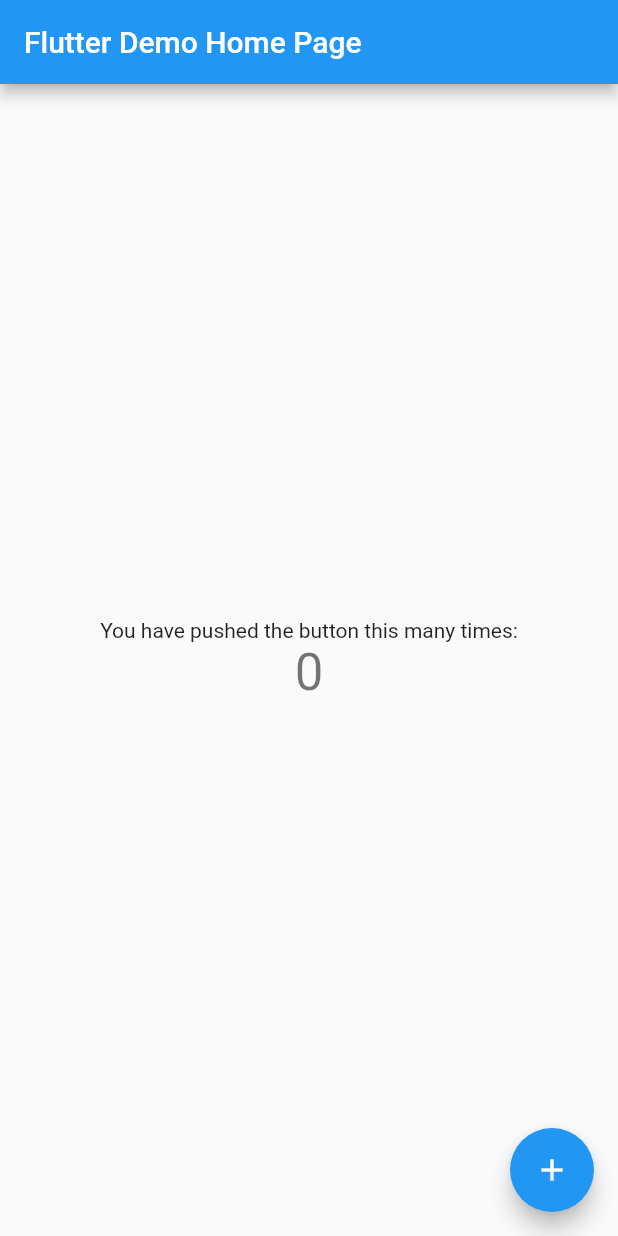
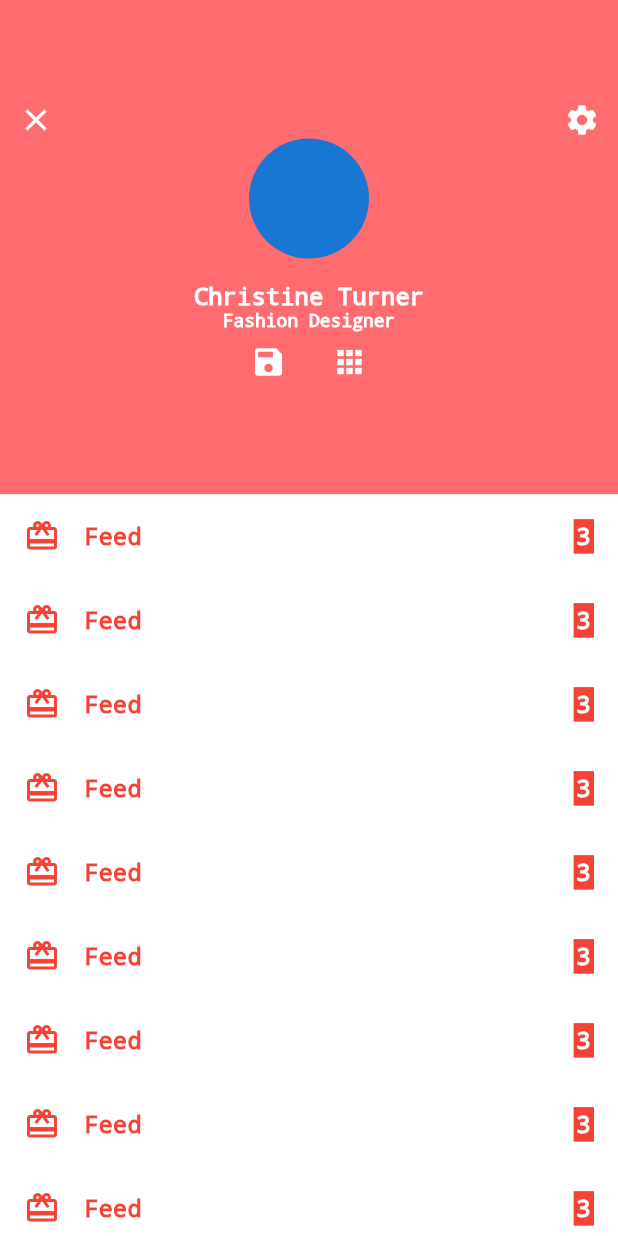
Before and after one commit to bukunmialuko/falcon102, a Flutter app: the screen it shows after launch, on a phone screen of 412 x 824 dp. Run offline on Flutter 3.47's test engine with Material 2 defaults, Android fonts, the phone set to English and light mode, and no system bars; our stand-ins replace hexcolor.

Commit message:
Working on the nav screen

```diff
--- a/lib/main.dart
+++ b/lib/main.dart
@@ -1,3 +1,5 @@
+import 'package:falcon102/screens/home_screen.dart';
+import 'package:falcon102/screens/nav_screen.dart';
 import 'package:flutter/material.dart';
 
 void main() {
@@ -12,97 +14,10 @@ class MyApp extends StatelessWidget {
       title: 'Flutter Demo',
       theme: ThemeData(
         primarySwatch: Colors.blue,
-        // This makes the visual density adapt to the platform that you run
-        // the app on. For desktop platforms, the controls will be smaller and
-        // closer together (more dense) than on mobile platforms.
         visualDensity: VisualDensity.adaptivePlatformDensity,
+
       ),
-      home: MyHomePage(title: 'Flutter Demo Home Page'),
+      home: NavScreen(),
     );
   }
 }
-
-class MyHomePage extends StatefulWidget {
-  MyHomePage({Key key, this.title}) : super(key: key);
-
-  // This widget is the home page of your application. It is stateful, meaning
-  // that it has a State object (defined below) that contains fields that affect
-  // how it looks.
-
-  // This class is the configuration for the state. It holds the values (in this
-  // case the title) provided by the parent (in this case the App widget) and
-  // used by the build method of the State. Fields in a Widget subclass are
-  // always marked "final".
-
-  final String title;
-
-  @override
-  _MyHomePageState createState() => _MyHomePageState();
-}
-
-class _MyHomePageState extends State<MyHomePage> {
-  int _counter = 0;
-
-  void _incrementCounter() {
-    setState(() {
-      // This call to setState tells the Flutter framework that something has
-      // changed in this State, which causes it to rerun the build method below
-      // so that the display can reflect the updated values. If we changed
-      // _counter without calling setState(), then the build method would not be
-      // called again, and so nothing would appear to happen.
-      _counter++;
-    });
-  }
-
-  @override
-  Widget build(BuildContext context) {
-    // This method is rerun every time setState is called, for instance as done
-    // by the _incrementCounter method above.
-    //
-    // The Flutter framework has been optimized to make rerunning build methods
-    // fast, so that you can just rebuild anything that needs updating rather
-    // than having to individually change instances of widgets.
-    return Scaffold(
-      appBar: AppBar(
-        // Here we take the value from the MyHomePage object that was created by
-        // the App.build method, and use it to set our appbar title.
-        title: Text(widget.title),
-      ),
-      body: Center(
-        // Center is a layout widget. It takes a single child and positions it
-        // in the middle of the parent.
-        child: Column(
-          // Column is also a layout widget. It takes a list of children and
-          // arranges them vertically. By default, it sizes itself to fit its
-          // children horizontally, and tries to be as tall as its parent.
-          //
-          // Invoke "debug painting" (press "p" in the console, choose the
-          // "Toggle Debug Paint" action from the Flutter Inspector in Android
-          // Studio, or the "Toggle Debug Paint" command in Visual Studio Code)
-          // to see the wireframe for each widget.
-          //
-          // Column has various properties to control how it sizes itself and
-          // how it positions its children. Here we use mainAxisAlignment to
-          // center the children vertically; the main axis here is the vertical
-          // axis because Columns are vertical (the cross axis would be
-          // horizontal).
-          mainAxisAlignment: MainAxisAlignment.center,
-          children: <Widget>[
-            Text(
-              'You have pushed the button this many times:',
-            ),
-            Text(
-              '$_counter',
-              style: Theme.of(context).textTheme.headline4,
-            ),
-          ],
-        ),
-      ),
-      floatingActionButton: FloatingActionButton(
-        onPressed: _incrementCounter,
-        tooltip: 'Increment',
-        child: Icon(Icons.add),
-      ), // This trailing comma makes auto-formatting nicer for build methods.
-    );
-  }
-}
--- /dev/null
+++ b/lib/screens/filter_screen.dart
@@ -0,0 +1,13 @@
+import 'package:flutter/material.dart';
+
+class FilterScreen extends StatefulWidget {
+  @override
+  _FilterScreenState createState() => _FilterScreenState();
+}
+
+class _FilterScreenState extends State<FilterScreen> {
+  @override
+  Widget build(BuildContext context) {
+    return Container();
+  }
+}
--- /dev/null
+++ b/lib/screens/home_screen.dart
@@ -0,0 +1,13 @@
+import 'package:flutter/material.dart';
+
+class HomeScreen extends StatefulWidget {
+  @override
+  _HomeScreenState createState() => _HomeScreenState();
+}
+
+class _HomeScreenState extends State<HomeScreen> {
+  @override
+  Widget build(BuildContext context) {
+    return Container();
+  }
+}
--- /dev/null
+++ b/lib/screens/nav_screen.dart
@@ -0,0 +1,38 @@
+import 'package:falcon102/widget/nav_header.dart';
+import 'package:falcon102/widget/nav_item.dart';
+import 'package:flutter/material.dart';
+import 'package:hexcolor/hexcolor.dart';
+
+class NavScreen extends StatefulWidget {
+  @override
+  _NavScreenState createState() => _NavScreenState();
+}
+
+class _NavScreenState extends State<NavScreen> {
+  @override
+  Widget build(BuildContext context) {
+    return SafeArea(
+      child: SingleChildScrollView(
+        child: Column(
+          children: [
+            NavHeader(),
+            NavItem(),
+            NavItem(),
+            NavItem(),
+            NavItem(),
+            NavItem(),
+            NavItem(),
+            NavItem(),
+            NavItem(),
+            NavItem(),
+            NavItem(),
+            NavItem(),
+            NavItem(),
+            NavItem(),
+            NavItem(),
+          ],
+        ),
+      ),
+    );
+  }
+}
--- /dev/null
+++ b/lib/widget/nav_header.dart
@@ -0,0 +1,75 @@
+
+import 'package:flutter/material.dart';
+import 'package:hexcolor/hexcolor.dart';
+
+class NavHeader extends StatelessWidget {
+  const NavHeader({
+    Key key,
+  }) : super(key: key);
+
+  @override
+  Widget build(BuildContext context) {
+    return Container(
+      height: (MediaQuery.of(context).size.height) * 0.4,
+      color: Hexcolor('#ff6c70'),
+      child: Padding(
+        padding: const EdgeInsets.all(12.0),
+        child: Column(
+          mainAxisAlignment: MainAxisAlignment.center,
+          children: [
+            Row(
+              mainAxisAlignment: MainAxisAlignment.spaceBetween,
+              children: [
+                Icon(
+                  Icons.close,
+                  color: Colors.white,
+                ),
+                Icon(
+                  Icons.settings,
+                  color: Colors.white,
+                )
+              ],
+            ),
+            CircleAvatar(
+              radius: 40,
+            ),
+            SizedBox(
+              height: 16,
+            ),
+            Text(
+              "Christine Turner",
+              style: TextStyle(
+                  fontSize: 16,
+                  color: Colors.white,
+                  decoration: TextDecoration.none),
+            ),
+            Text(
+              "Fashion Designer",
+              style: TextStyle(
+                  fontSize: 12,
+                  color: Colors.white,
+                  decoration: TextDecoration.none),
+            ),
+            Row(
+              mainAxisAlignment: MainAxisAlignment.center,
+              children: [
+                Icon(
+                  Icons.save,
+                  color: Colors.white,
+                ),
+                SizedBox(
+                  width: 30,
+                  height: 40,
+                ),
+                Icon(
+                  Icons.apps,
+                  color: Colors.white,
+                )
+              ],
+            )
+          ],
+        ),
+      ),
+    );
+  }
+}
--- /dev/null
+++ b/lib/widget/nav_item.dart
@@ -0,0 +1,46 @@
+
+import 'package:flutter/material.dart';
+
+class NavItem extends StatelessWidget {
+  const NavItem({
+    Key key,
+  }) : super(key: key);
+
+  @override
+  Widget build(BuildContext context) {
+    return Container(
+      padding: EdgeInsets.only(left: 16, right: 16, top: 16, bottom: 16),
+      color: Colors.white,
+      child: Row(
+        mainAxisAlignment: MainAxisAlignment.spaceBetween,
+        crossAxisAlignment: CrossAxisAlignment.center,
+        children: [
+          Row(
+            children: [
+              Icon(Icons.card_giftcard, color: Colors.red,),
+              SizedBox(width: 16,),
+              Text(
+                "Feed",
+                style: TextStyle(
+                    fontSize: 16,
+                    color: Colors.red,
+                    decoration: TextDecoration.none),
+              ),
+            ],
+          ),
+          Container(
+            color: Colors.red,
+            padding: EdgeInsets.all(2),
+            child: Text(
+              "3",
+              style: TextStyle(
+                  fontSize: 16,
+                  color: Colors.white,
+                  decoration: TextDecoration.none),
+            ),
+          )
+        ],
+      ),
+    );
+  }
+}
--- a/pubspec.yaml
+++ b/pubspec.yaml
@@ -28,6 +28,8 @@ dependencies:
   # The following adds the Cupertino Icons font to your application.
   # Use with the CupertinoIcons class for iOS style icons.
   cupertino_icons: ^0.1.3
+  hexcolor: ^1.0.4
+  badges: ^1.1.1
 
 dev_dependencies:
   flutter_test:
```
Also changed, not shown: pubspec.lock.
